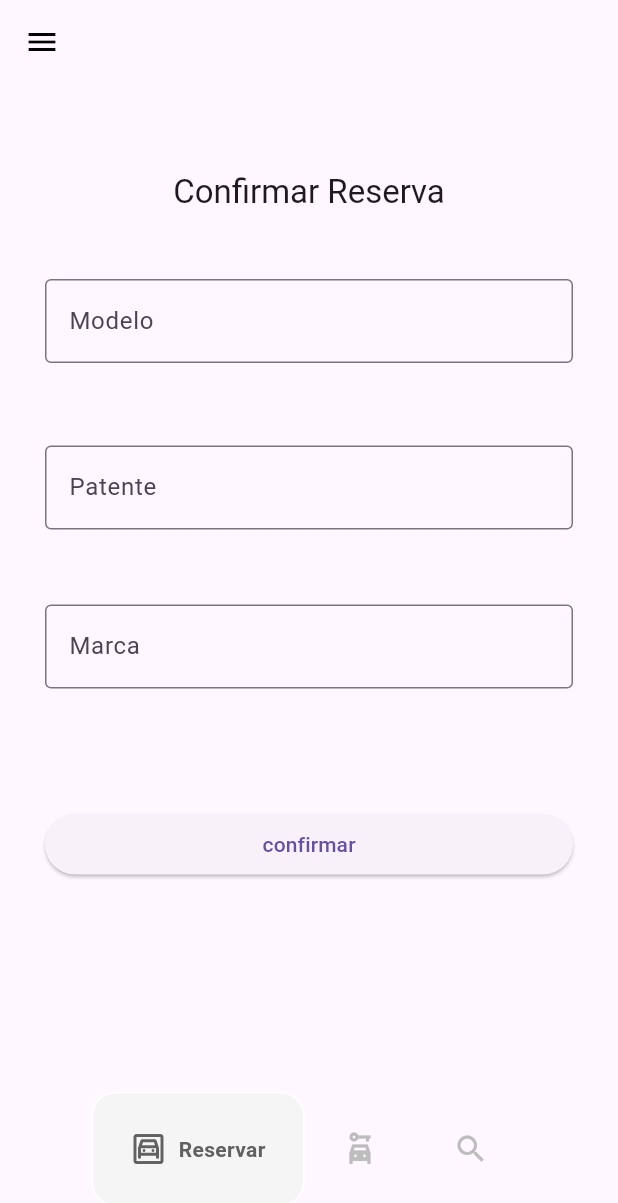
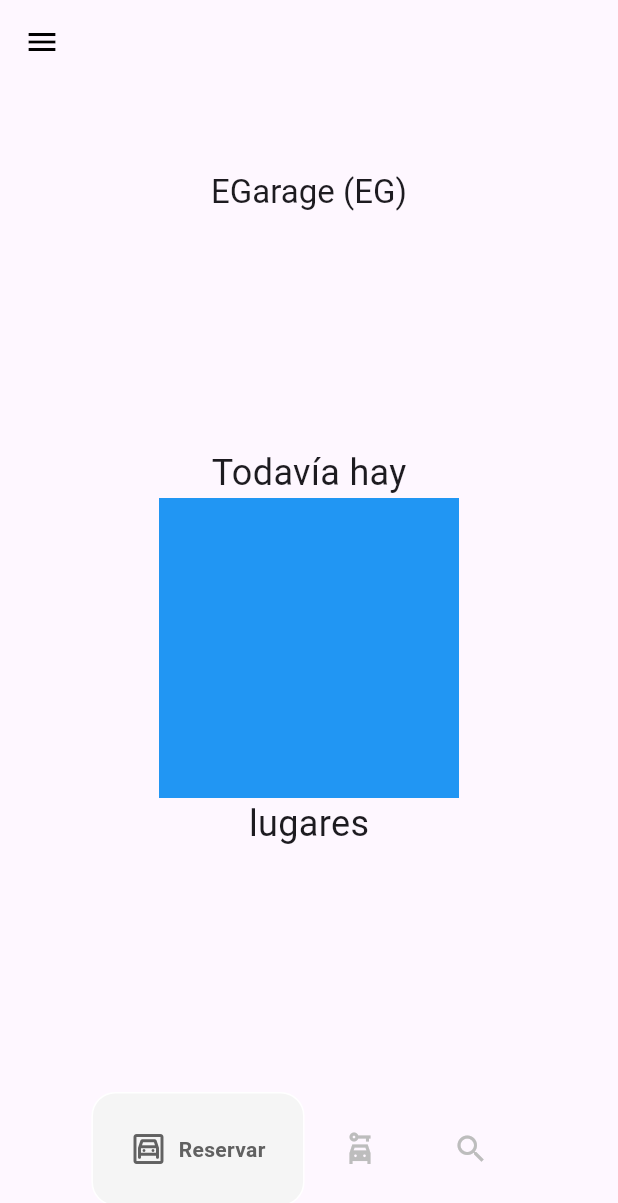
Before and after one commit to lautaro2034/tp3, a Flutter app: the Home screen opened by its route, on a phone screen of 412 x 824 dp. Shown: the top 1203 px of the screen. Run offline on Flutter 3.47's test engine with Material 3 defaults, Android fonts, the phone set to English and light mode, and no system bars; drawn by our look-alikes of google_nav_bar; our stand-ins replace cloud_firestore, firebase_auth, firebase_core, go_router, table_calendar; missing offline and left inert: booking_calendar; accounts and stored records are empty.

Commit message:
creo pantalla principal

```diff
--- a/lib/Core/appRouter.dart
+++ b/lib/Core/appRouter.dart
@@ -1,6 +1,7 @@
 import 'package:app_de_estacionamiento/presentations/screens/booking_calendar.dart';
 import 'package:app_de_estacionamiento/presentations/screens/home.dart';
 import 'package:app_de_estacionamiento/presentations/screens/login.dart';
+import 'package:app_de_estacionamiento/presentations/screens/pantalla_principal.dart';
 import 'package:app_de_estacionamiento/presentations/screens/registracion.dart';
 //import 'package:app_de_estacionamiento/presentations/screens/testeo.dart';
 import 'package:go_router/go_router.dart';
@@ -28,5 +29,10 @@ final appRouter = GoRouter(
       builder: (context, state) => const BookingCalendarDemoApp(),
       name: BookingCalendarDemoApp.name,
     ),
+    GoRoute(
+      path: '/pantallaPrincipal',
+      builder: (context, state) => const pantallaPrincipal(),
+      name: pantallaPrincipal.name,
+    ),
   ],
 );
--- a/lib/presentations/screens/home.dart
+++ b/lib/presentations/screens/home.dart
@@ -1,6 +1,7 @@
 import 'package:app_de_estacionamiento/presentations/screens/admin_reservation_calendar.dart';
 import 'package:app_de_estacionamiento/presentations/screens/booking_calendar.dart';
 import 'package:app_de_estacionamiento/presentations/screens/form_reserva.dart';
+import 'package:app_de_estacionamiento/presentations/screens/pantalla_principal.dart';
 import 'package:app_de_estacionamiento/presentations/screens/screen_buscar_auto.dart';
 import 'package:app_de_estacionamiento/presentations/screens/screen_menu_lateral.dart';
 import 'package:app_de_estacionamiento/presentations/screens/screen_retiro_auto.dart';
@@ -22,12 +23,13 @@ class _HomeState extends State<Home> {
 
   void navigateBottomBar(int index) {
     setState(() {
-      _selectedIndex = index;
+      _selectedIndex = index + 1;
     });
   }
 
   // Paginas a mostrar
   final List<Widget> _pages = [
+    const pantallaPrincipal(),
     //registro de reserva
     const ConfirmReservationPage(),
 
@@ -38,7 +40,7 @@ class _HomeState extends State<Home> {
     const RetirarAuto(),
 
     // Screen de busqueda de auto
-    const BuscadorAuto()
+    const BuscadorAuto(),
   ];
 
   @override
@@ -49,7 +51,9 @@ class _HomeState extends State<Home> {
       bottomNavigationBar: MyButtomNavbar(
         onTabChange: (index) => navigateBottomBar(index),
       ),
-      body: _pages[_selectedIndex],
+      body: _selectedIndex == 0
+          ? const pantallaPrincipal()
+          : _pages[_selectedIndex],
     );
   }
 }
--- /dev/null
+++ b/lib/presentations/screens/pantalla_principal.dart
@@ -0,0 +1,68 @@
+import 'package:flutter/material.dart';
+import 'package:cloud_firestore/cloud_firestore.dart';
+
+// ignore: camel_case_types
+class pantallaPrincipal extends StatelessWidget {
+  static const String name = 'pantallaPrincipal';
+  const pantallaPrincipal({super.key});
+
+  @override
+  Widget build(BuildContext context) {
+    return MaterialApp(
+      debugShowCheckedModeBanner: false, // Esto elimina la etiqueta de "debug".
+      home: Scaffold(
+        appBar: AppBar(
+          title: const Center(child: Text('EGarage (EG)')),
+        ),
+        body: Center(
+          child: FutureBuilder<DocumentSnapshot>(
+              future: FirebaseFirestore.instance
+                  .collection('lugares')
+                  .doc('idDelDocumento')
+                  .get(),
+              builder: (BuildContext context,
+                  AsyncSnapshot<DocumentSnapshot> snapshot) {
+                if (snapshot.hasError) {
+                  return Text("Error: ${snapshot.error}");
+                }
+
+                /*   if (snapshot.connectionState == ConnectionState.done) {
+                Map<String, dynamic> data =
+                   snapshot.data!.data() as Map<String, dynamic>;*/
+                return Column(
+                  mainAxisAlignment: MainAxisAlignment.center,
+                  children: <Widget>[
+                    const Text(
+                      'Todavía hay',
+                      style: TextStyle(fontSize: 24),
+                    ),
+                    Container(
+                      width: 200,
+                      height: 200,
+                      decoration: const BoxDecoration(
+                        color: Colors.blue,
+                        shape: BoxShape.rectangle,
+                      ),
+                      /* child: Center(
+                        child: Text(
+                          '${data['lugaresLibres']}', // Aquí se muestra el número de lugares libres de tu base de datos.
+                          style: const TextStyle(
+                              fontSize: 48, color: Colors.white),
+                        ),
+                      ),*/
+                    ),
+                    const Text(
+                      'lugares',
+                      style: TextStyle(fontSize: 24),
+                    ),
+                  ],
+                );
+              }
+
+              //return const CircularProgressIndicator();
+              ),
+        ),
+      ),
+    );
+  }
+}
```
